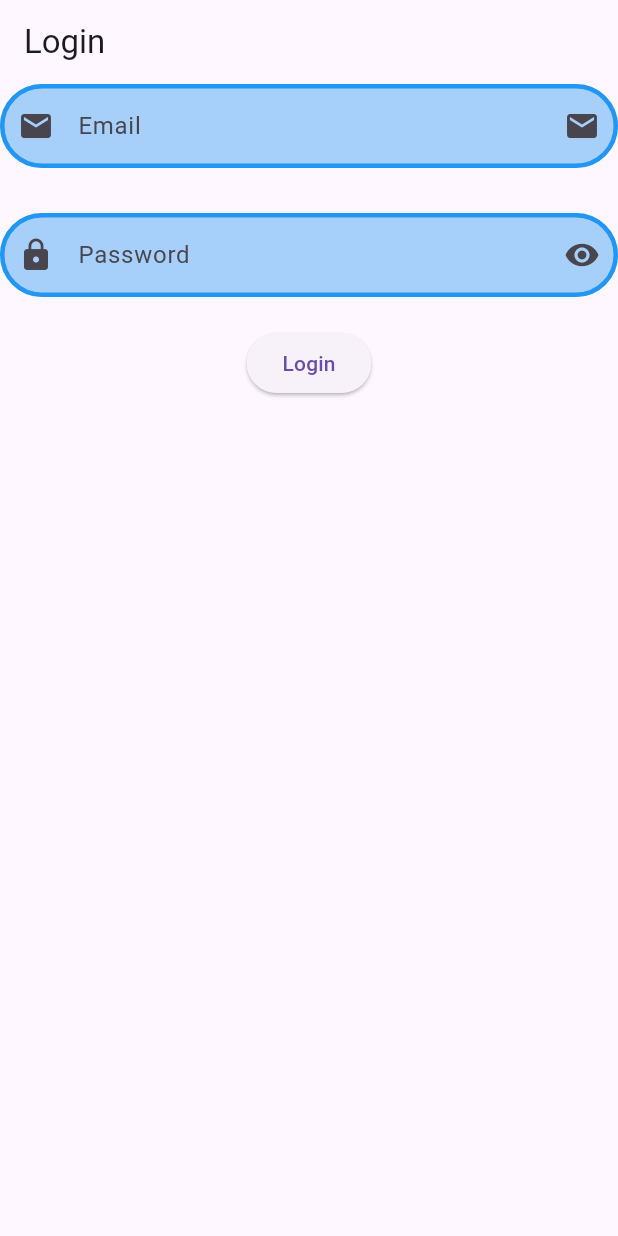
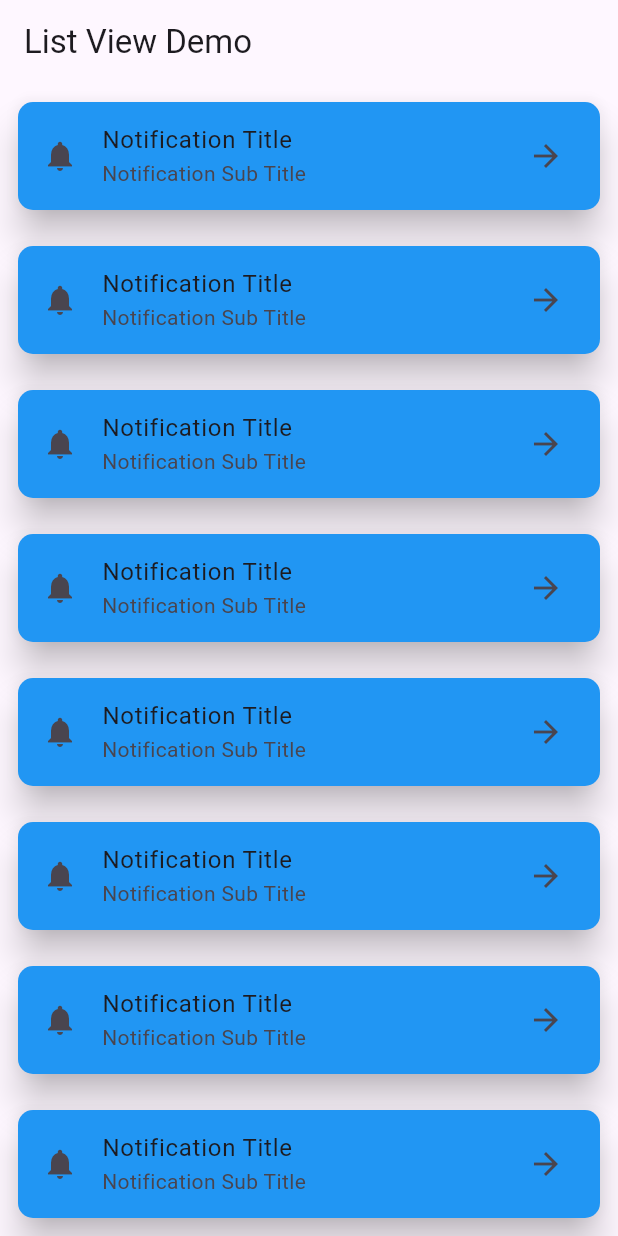
Before and after one commit to MuhammadAliKust/Wasia-App, a Flutter app: the screen it shows after launch, on a phone screen of 412 x 824 dp. Run offline on Flutter 3.47's test engine with Material 3 defaults, Android fonts, the phone set to English and light mode, and no system bars; our stand-ins replace string_validator.

Commit message:
ListView Builder Done

```diff
--- /dev/null
+++ b/lib/list_view.dart
@@ -0,0 +1,34 @@
+import 'package:flutter/material.dart';
+
+class ListViewDemo extends StatelessWidget {
+  const ListViewDemo({super.key});
+
+  @override
+  Widget build(BuildContext context) {
+    return Scaffold(
+      appBar: AppBar(title: Text("List View Demo")),
+      body: ListView.builder(
+        itemCount: 10,
+        itemBuilder: (context, i) {
+          return Padding(
+            padding: const EdgeInsets.all(8),
+            child: Card(
+              elevation: 10,
+              color: Colors.blue,
+              shape: RoundedRectangleBorder(
+                borderRadius: BorderRadius.circular(10),
+              ),
+              child: ListTile(
+                leading: Icon(Icons.notifications),
+                title: Text("Notification Title"),
+                subtitle: Text("Notification Sub Title"),
+                trailing: Icon(Icons.arrow_forward),
+                // tileColor: Colors.blue,
+              ),
+            ),
+          );
+        },
+      ),
+    );
+  }
+}
--- a/lib/main.dart
+++ b/lib/main.dart
@@ -1,6 +1,7 @@
 import 'package:flutter/material.dart';
 
 import 'asset_image.dart';
+import 'list_view.dart';
 import 'login.dart';
 import 'network_image.dart';
 
@@ -13,6 +14,6 @@
 
   @override
   Widget build(BuildContext context) {
-    return MaterialApp(home: LoginView());
+    return MaterialApp(home: ListViewDemo());
   }
 }
```
Also changed, not shown: lib/login.dart (+9 -6 lines).
